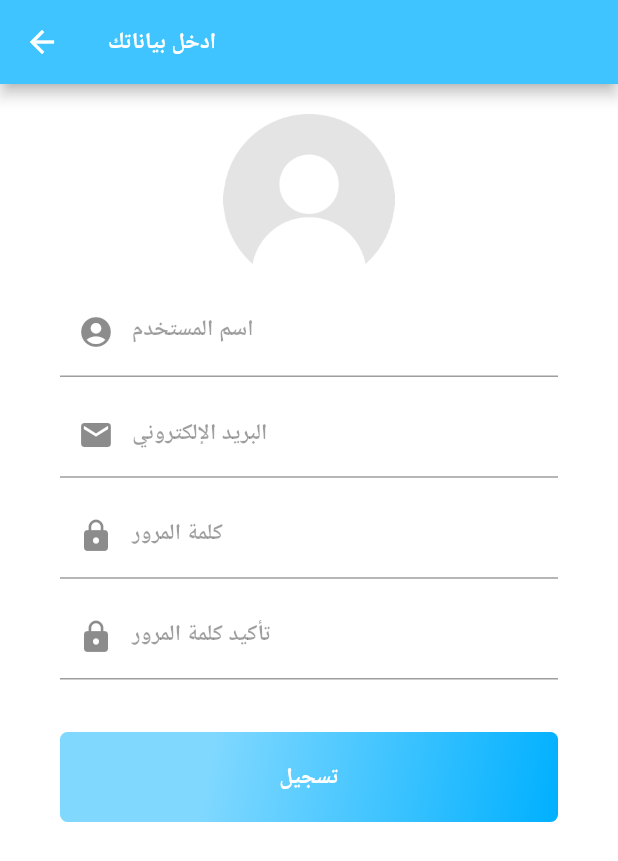
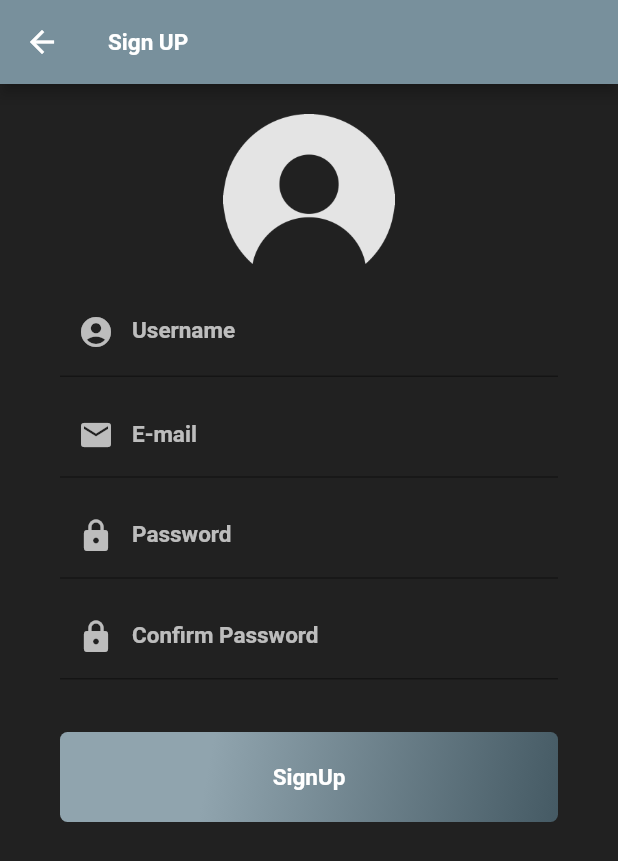
Before and after one commit to Rsaz88/ipark_app, a Flutter app: the SignupPage screen opened directly, on a phone screen of 412 x 824 dp. Shown: the top 861 px of the screen. Run offline on Flutter 3.47's test engine with Material 2 defaults, Android fonts, the phone set to English and light mode, and no system bars; Roboto replaces fonts that are missing (Cairo-Regular).

Commit message:
Modification Commit

```diff
--- a/lib/login_page.dart
+++ b/lib/login_page.dart
@@ -10,7 +10,7 @@ class loginPage extends StatelessWidget {
     // TODO: implement build
     return Scaffold(
       appBar: AppBar(
-        backgroundColor: Colors.lightBlueAccent[200],
+        backgroundColor: Colors.blueGrey[400],
         leading: IconButton(
             icon: Icon(Icons.arrow_back),
             color: Colors.white,
@@ -23,10 +23,9 @@ class loginPage extends StatelessWidget {
               );
             }),
         title: Text(
-          'ادخل إلى حسابك',
+          'login to your account',
           style: TextStyle(
             fontWeight: FontWeight.w600,
-            fontFamily: 'Cairo-Regular',
             color: Colors.white,
             fontSize: 15,
           ),
@@ -38,7 +37,7 @@ class loginPage extends StatelessWidget {
           left: 40,
           right: 40,
         ),
-        color: Colors.white,
+        color: Colors.black87,
         child: ListView(
           children: <Widget>[
             SizedBox(
@@ -52,11 +51,10 @@ class loginPage extends StatelessWidget {
             TextFormField(
               keyboardType: TextInputType.emailAddress,
               decoration: InputDecoration(
-                  labelText: "البريد الإلكتروني",
+                  labelText: "E-mail",
                   labelStyle: TextStyle(
-                    color: Colors.black38,
+                    color: Colors.white70,
                     fontWeight: FontWeight.w600,
-                    fontFamily: 'Cairo-Regular',
                     fontSize: 15,
                   )),
             ),
@@ -67,11 +65,10 @@ class loginPage extends StatelessWidget {
               keyboardType: TextInputType.text,
               obscureText: true,
               decoration: InputDecoration(
-                  labelText: "كلمة المرور",
+                  labelText: "Password",
                   labelStyle: TextStyle(
-                    color: Colors.black38,
+                    color: Colors.white70,
                     fontWeight: FontWeight.w600,
-                    fontFamily: 'Cairo-Regular',
                     fontSize: 15,
                   )),
             ),
@@ -80,7 +77,7 @@ class loginPage extends StatelessWidget {
               alignment: Alignment.centerRight,
               child: FlatButton(
                 child: Text(
-                  "هل نسيت كلمة المرور؟",
+                  "Forget Password?",
                   style: TextStyle(
                     fontWeight: FontWeight.w600,
                     fontFamily: 'Cairo-Regular',
@@ -110,8 +107,8 @@ class loginPage extends StatelessWidget {
                     end: Alignment.bottomRight,
                     stops: [0.3, 1],
                     colors: [
-                      Color(0xFF9CD8F1),
-                      Color(0xFF00B0FF),
+                      Color(0xFFB0BEC5),
+                      Color(0xFF455a64),
                     ],
                   ),
                   borderRadius: BorderRadius.all(
@@ -129,7 +126,7 @@ class loginPage extends StatelessWidget {
                         ),
                       ),
                       Text(
-                        "دخول",
+                        "login",
                         style: TextStyle(
                           fontWeight: FontWeight.w600,
                           fontFamily: 'Cairo-Regular',
@@ -157,7 +154,7 @@ class loginPage extends StatelessWidget {
             Container(
               height: 60,
               decoration: BoxDecoration(
-                  color: Color(0xFF0091EA),
+                  color: Color(0xFF455a64),
                   borderRadius: BorderRadius.all(Radius.circular(5))),
               child: SizedBox.expand(
                 child: FlatButton(
@@ -171,7 +168,7 @@ class loginPage extends StatelessWidget {
                         ),
                       ),
                       Text(
-                        "الدخول عن طريق حسابك في تويتر",
+                        "Sign in using Twitter",
                         style: TextStyle(
                           fontWeight: FontWeight.w600,
                           fontFamily: 'Cairo-Regular',
--- a/lib/main.dart
+++ b/lib/main.dart
@@ -11,7 +11,7 @@ class MyApp extends StatelessWidget {
       debugShowCheckedModeBanner: false,
       title: 'Flutter Onboarding',
       theme: ThemeData(
-        primarySwatch: Colors.cyan,
+        primarySwatch: Colors.blueGrey,
         backgroundColor: Colors.black,
       ),
       home: OnboardingPage(),
--- a/lib/signup_page.dart
+++ b/lib/signup_page.dart
@@ -8,7 +8,7 @@ class SignupPage extends StatelessWidget {
     // TODO: implement build
     return Scaffold(
         appBar: AppBar(
-          backgroundColor: Colors.lightBlueAccent[200],
+          backgroundColor: Colors.blueGrey[400],
           leading: IconButton(
               icon: Icon(Icons.arrow_back),
               color: Colors.white,
@@ -21,7 +21,7 @@ class SignupPage extends StatelessWidget {
                 );
               }),
           title: Text(
-            "ادخل بياناتك",
+            "Sign UP",
             style: TextStyle(
               fontWeight: FontWeight.w600,
               fontFamily: 'Cairo-Regular',
@@ -32,7 +32,7 @@ class SignupPage extends StatelessWidget {
         ),
         body: Container(
           padding: EdgeInsets.only(top: 20, left: 40, right: 40),
-          color: Colors.white,
+          color: Colors.black87,
           child: ListView(
             children: <Widget>[
               Container(
@@ -52,10 +52,10 @@ class SignupPage extends StatelessWidget {
               TextFormField(
                 keyboardType: TextInputType.text,
                 decoration: InputDecoration(
-                  prefixIcon: Icon(Icons.account_circle),
-                  labelText: "اسم المستخدم",
+                  prefixIcon: Icon(Icons.account_circle, color: Colors.white70),
+                  labelText: "Username",
                   labelStyle: TextStyle(
-                    color: Colors.black38,
+                    color: Colors.white70,
                     fontWeight: FontWeight.w600,
                     fontFamily: 'Cairo-Regular',
                     fontSize: 15,
@@ -71,10 +71,13 @@ class SignupPage extends StatelessWidget {
               TextFormField(
                 keyboardType: TextInputType.emailAddress,
                 decoration: InputDecoration(
-                  prefixIcon: Icon(Icons.email),
-                  labelText: "البريد الإلكتروني",
+                  prefixIcon: Icon(
+                    Icons.email,
+                    color: Colors.white70,
+                  ),
+                  labelText: "E-mail",
                   labelStyle: TextStyle(
-                    color: Colors.black38,
+                    color: Colors.white70,
                     fontWeight: FontWeight.w600,
                     fontFamily: 'Cairo-Regular',
                     fontSize: 15,
@@ -90,12 +93,11 @@ class SignupPage extends StatelessWidget {
               TextFormField(
                 keyboardType: TextInputType.text,
                 decoration: InputDecoration(
-                  prefixIcon: Icon(Icons.https),
-                  labelText: "كلمة المرور",
+                  prefixIcon: Icon(Icons.https, color: Colors.white70),
+                  labelText: "Password",
                   labelStyle: TextStyle(
-                    color: Colors.black38,
+                    color: Colors.white70,
                     fontWeight: FontWeight.w600,
-                    fontFamily: 'Cairo-Regular',
                     fontSize: 15,
                   ),
                 ),
@@ -109,10 +111,10 @@ class SignupPage extends StatelessWidget {
               TextFormField(
                 keyboardType: TextInputType.text,
                 decoration: InputDecoration(
-                  prefixIcon: Icon(Icons.https),
-                  labelText: "تأكيد كلمة المرور",
+                  prefixIcon: Icon(Icons.https, color: Colors.white70),
+                  labelText: "Confirm Password",
                   labelStyle: TextStyle(
-                    color: Colors.black38,
+                    color: Colors.white70,
                     fontWeight: FontWeight.w600,
                     fontFamily: 'Cairo-Regular',
                     fontSize: 15,
@@ -134,8 +136,8 @@ class SignupPage extends StatelessWidget {
                     end: Alignment.bottomRight,
                     stops: [0.3, 1],
                     colors: [
-                      Color(0xFF80D8FF),
-                      Color(0xFF00B0FF),
+                      Color(0xFF90A4AE),
+                      Color(0xFF455A64),
                     ],
                   ),
                   borderRadius: BorderRadius.all(
@@ -145,7 +147,7 @@ class SignupPage extends StatelessWidget {
                 child: SizedBox.expand(
                   child: FlatButton(
                     child: Text(
-                      "تسجيل",
+                      "SignUp",
                       style: TextStyle(
                         color: Colors.white,
                         fontWeight: FontWeight.w600,
```
Also changed, not shown: lib/BeHealer.dart (deleted, +0 -274 lines), lib/HomePage.dart (+12 -40 lines), lib/Notifications.dart (+0 -16 lines), lib/onboarding_page.dart (+7 -7 lines), lib/problem_page.dart (deleted, +0 -47 lines), lib/profile_page.dart (+6 -25 lines), lib/start_page.dart (+6 -6 lines), pubspec.yaml (+4 -4 lines), assets/images/SP1.png (added), assets/images/SP2.png (added), assets/images/SP3.png (added), assets/images/SP4.PNG (added).
